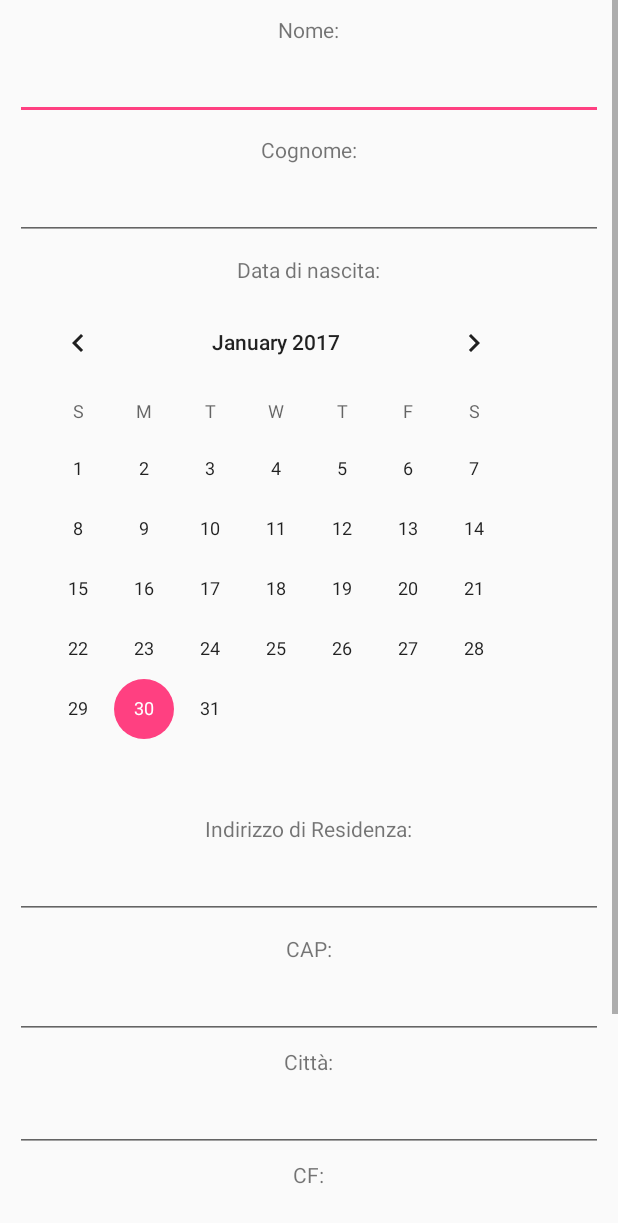
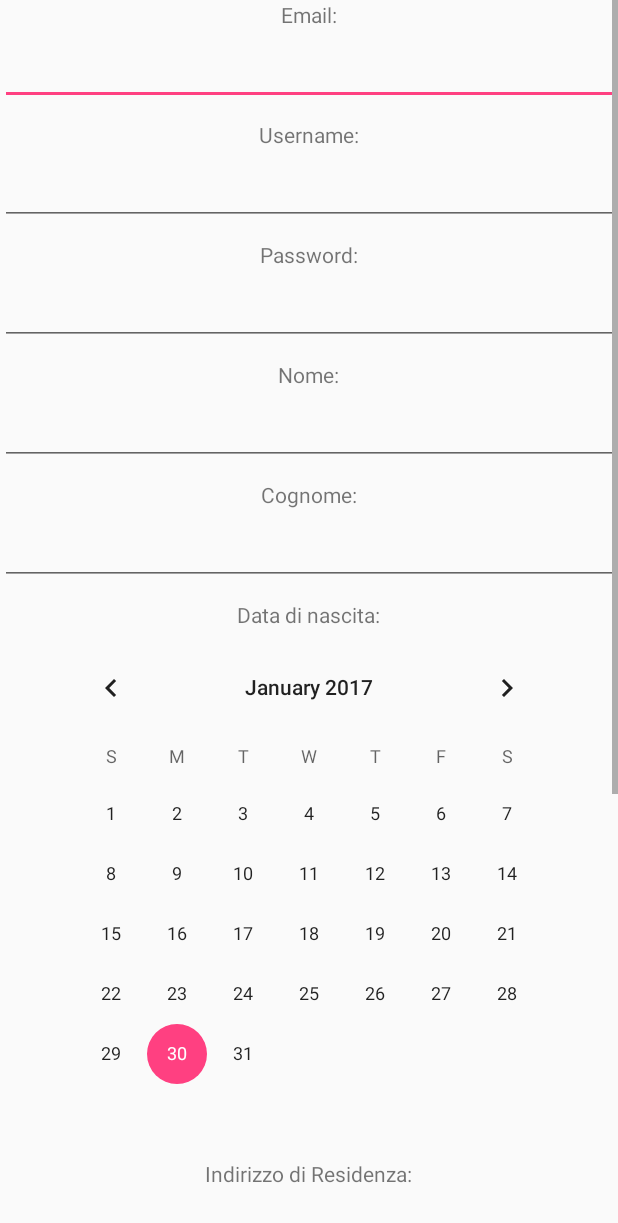
Before and after one commit to Panarelli/RentMyCar, an Android app: the screen it shows after launch (RegistratiActivity), after a tap on "REGISTRATI", on a phone screen of 412 x 824 dp. Shown: the top 1223 px of the screen. Run offline under Robolectric (Android 15) with nearby library versions, the phone set to English and light mode, and no system bars.

Commit message:
Crash fixed

```diff
--- a/app/src/main/java/android/vm/rentmycar/MainActivity.java
+++ b/app/src/main/java/android/vm/rentmycar/MainActivity.java
@@ -20,26 +20,34 @@ import com.google.android.gms.common.api.GoogleApiClient;
 
 public class MainActivity extends Activity {
     //public static final String USERNAME_KEY="username"; usato per passare le chiavi senza scrivere il nome tra apici ma riportando la variabile statica.
-    TextView usernTv,passTv ;
-    Button registratiButton;
-    EditText changeTextEdit;
+
+    Button registratiButton, loginButton;
     MainActivity activity=this;
-    String username;
 
     @Override
     protected void onCreate(Bundle savedInstanceState) {
         super.onCreate(savedInstanceState);
         setContentView(R.layout.activity_main);
         registratiButton = (Button) findViewById(R.id.btn_registrati);
+        loginButton = (Button) findViewById(R.id.btn_login);
 
-//COLLEGARE BOTTONE LOGIN A HOMEACTIVITY! <------------
         registratiButton.setOnClickListener(new View.OnClickListener() {
             @Override
             public void onClick(View view) {
 
 
-                Intent intent = new Intent(activity,RegistratiActivity.class);
-                startActivity(intent);
+                Intent intent1 = new Intent(activity,RegistratiActivity.class);
+                startActivity(intent1);
+            }
+        });
+
+        loginButton.setOnClickListener(new View.OnClickListener() {
+            @Override
+            public void onClick(View view) {
+
+
+                Intent intent2 = new Intent(activity,HomeActivity.class);
+                startActivity(intent2);
             }
         });
 
--- a/app/src/main/java/android/vm/rentmycar/RegistratiActivity.java
+++ b/app/src/main/java/android/vm/rentmycar/RegistratiActivity.java
@@ -2,20 +2,41 @@ package android.vm.rentmycar;
 
 import android.app.Activity;
 import android.content.Intent;
-import android.support.v7.app.AppCompatActivity;
 import android.os.Bundle;
-import android.widget.TextView;
+import android.view.View;
+import android.widget.Button;
+import android.widget.CalendarView;
+
+import java.util.Date;
 
 public class RegistratiActivity extends Activity {
 
-    Intent intent;
+    Button confermaRegistratiButton;
+    RegistratiActivity activity=this;
+
 
     @Override
     protected void onCreate(Bundle savedInstanceState) {
         super.onCreate(savedInstanceState);
         setContentView(R.layout.activity_registrati);
+        confermaRegistratiButton = (Button) findViewById(R.id.btn_registrati_reg);
+        /*Date currentDate = new Date();
+        int giorno = currentDate.getDay();
+        int mese = currentDate.getMonth();
+        int anno = currentDate.getYear();
+        String d = " "+ giorno+mese+anno;
+        long dataCorrente = Long.parseLong(d);
+        CalendarView calendario = (CalendarView) findViewById(R.id.cv_datanascita);
+        calendario.setMinDate(dataCorrente);*/
+        confermaRegistratiButton.setOnClickListener(new View.OnClickListener() {
 
-        intent = getIntent();
+            @Override
+            public void onClick(View view) {
 
+
+                Intent intent = new Intent(activity, MainActivity.class);
+                startActivity(intent);
+            }
+        });
     }
 }
--- a/app/src/main/res/layout/activity_main.xml
+++ b/app/src/main/res/layout/activity_main.xml
@@ -3,20 +3,26 @@
     xmlns:android="http://schemas.android.com/apk/res/android"
     android:layout_width="match_parent"
     android:layout_height="match_parent"
-    android:weightSum="1">
+    android:weightSum="1"
+    android:background="@color/grey_dark">
     <TextView
         android:id="@+id/usern_tv"
         android:layout_width="wrap_content"
         android:layout_height="wrap_content"
         android:layout_centerHorizontal="true"
+        android:layout_marginTop="85dp"
         android:text="@string/username"
+        android:textColor="@color/black"
         />
     <EditText
         android:id="@+id/et_usern"
         android:layout_width="match_parent"
-        android:layout_height="wrap_content"
+        android:layout_height="40dp"
         android:layout_marginTop="5dp"
         android:layout_below="@+id/usern_tv"
+        android:background="@color/grey"
+        android:layout_centerHorizontal="true"
+        android:layout_marginLeft="20dp"
          />
 
     <TextView
@@ -27,22 +33,28 @@
         android:layout_below="@+id/et_usern"
         android:layout_marginTop="40dp"
         android:layout_centerHorizontal="true"
+        android:textColor="@color/black"
         />
     <EditText
         android:id="@+id/et_pass"
         android:layout_width="match_parent"
-        android:layout_height="wrap_content"
+        android:layout_height="40dp"
         android:layout_marginTop="5dp"
         android:layout_below="@+id/pass_tv"
-        />
+        android:background="@color/grey"
+        android:layout_centerHorizontal="true"
+        android:layout_marginLeft="20dp"/>
 
     <Button
         android:id="@+id/btn_login"
         android:layout_width="match_parent"
         android:layout_height="wrap_content"
+        android:layout_marginLeft="80dp"
+        android:layout_centerHorizontal="true"
         android:layout_below="@+id/et_pass"
-        android:layout_marginTop="10dp"
-        android:text="@string/login"/>
+        android:layout_marginTop="20dp"
+        android:text="@string/login"
+        android:background="@color/orange"/>
 
     <TextView
         android:id="@+id/tv_oppure"
@@ -52,17 +64,19 @@
         android:layout_below="@+id/btn_login"
         android:layout_marginTop="20dp"
         android:layout_centerHorizontal="true"
+        android:textColor="@color/black"
         />
 
     <Button
         android:id="@+id/btn_registrati"
         android:layout_width="match_parent"
         android:layout_height="wrap_content"
+        android:layout_marginLeft="20dp"
         android:text="@string/registrati"
         android:layout_below="@id/tv_oppure"
         android:layout_centerHorizontal="true"
         android:layout_marginTop="20dp"
-
+        android:background="@color/orange"
         />
 
 </RelativeLayout>
--- a/app/src/main/res/layout/activity_registrati.xml
+++ b/app/src/main/res/layout/activity_registrati.xml
@@ -9,17 +9,68 @@
         xmlns:android="http://schemas.android.com/apk/res/android"
         android:orientation="vertical"
         android:layout_width="match_parent"
-        android:layout_height="match_parent"
-        android:padding="10dip"
-        android:layout_alignParentEnd="true"
-        android:weightSum="1">
+        android:layout_height="match_parent">
+
+        <TextView
+            android:id="@+id/tv_email"
+            android:text="@string/email_reg"
+            android:layout_width="wrap_content"
+            android:layout_height="wrap_content"
+            android:layout_centerHorizontal="true"
+            />
+        <EditText
+            android:id="@+id/et_email"
+            android:layout_width="match_parent"
+            android:layout_height="wrap_content"
+            android:layout_marginTop="5dp"
+            android:layout_below="@+id/tv_email"
+            android:layout_alignParentStart="true"
+            />
+
+        <TextView
+            android:id="@+id/tv_usern"
+            android:text="@string/username_reg"
+            android:layout_width="wrap_content"
+            android:layout_height="wrap_content"
+            android:layout_below="@id/et_email"
+            android:layout_marginTop="10dp"
+            android:layout_centerHorizontal="true"
+            />
+        <EditText
+            android:id="@+id/et_usern"
+            android:layout_width="match_parent"
+            android:layout_height="wrap_content"
+            android:layout_marginTop="5dp"
+            android:layout_below="@+id/tv_usern"
+            android:layout_alignParentStart="true"
+            />
+
+        <TextView
+            android:id="@+id/tv_password"
+            android:text="@string/password_reg"
+            android:layout_width="wrap_content"
+            android:layout_height="wrap_content"
+            android:layout_below="@id/et_usern"
+            android:layout_marginTop="10dp"
+            android:layout_centerHorizontal="true"
+            />
+        <EditText
+            android:id="@+id/et_password"
+            android:layout_width="match_parent"
+            android:layout_height="wrap_content"
+            android:layout_marginTop="5dp"
+            android:layout_below="@+id/tv_password"
+            android:layout_alignParentStart="true"
+            />
 
         <TextView
             android:id="@+id/tv_nome"
             android:text="@string/nome_reg"
             android:layout_width="wrap_content"
             android:layout_height="wrap_content"
+            android:layout_below="@+id/et_password"
             android:layout_centerHorizontal="true"
+            android:layout_marginTop="10dp"
             />
         <EditText
             android:id="@+id/et_nome"
@@ -63,6 +114,7 @@
             android:layout_below="@+id/tv_datanascita"
             android:transitionName="@string/dataNas_reg"
             android:layout_marginTop="5dp"
+            android:layout_centerHorizontal="true"
             />
         <TextView
             android:id="@+id/tv_indirizzzoResidenza"
@@ -166,6 +218,14 @@
             android:layout_marginTop="5dp"
             />
 
+        <Button
+            android:id="@+id/btn_registrati_reg"
+            android:text="@string/registrati"
+            android:layout_width="match_parent"
+            android:layout_height="wrap_content"
+            android:layout_below="@+id/et_npatente"
+            android:layout_marginTop="10dp"/>
+
     </RelativeLayout>
 </ScrollView>
 
--- a/app/src/main/res/values/colors.xml
+++ b/app/src/main/res/values/colors.xml
@@ -3,5 +3,8 @@
     <color name="colorPrimary">#3F51B5</color>
     <color name="colorPrimaryDark">#303F9F</color>
     <color name="colorAccent">#FF4081</color>
-    <color name="blaze_orange">#FF6600</color>
+    <color name="orange">#FF7F24</color>
+    <color name="black">#292421</color>
+    <color name="grey">#CDC5BF</color>
+    <color name="grey_dark">#8B8682</color>
 </resources>
```
